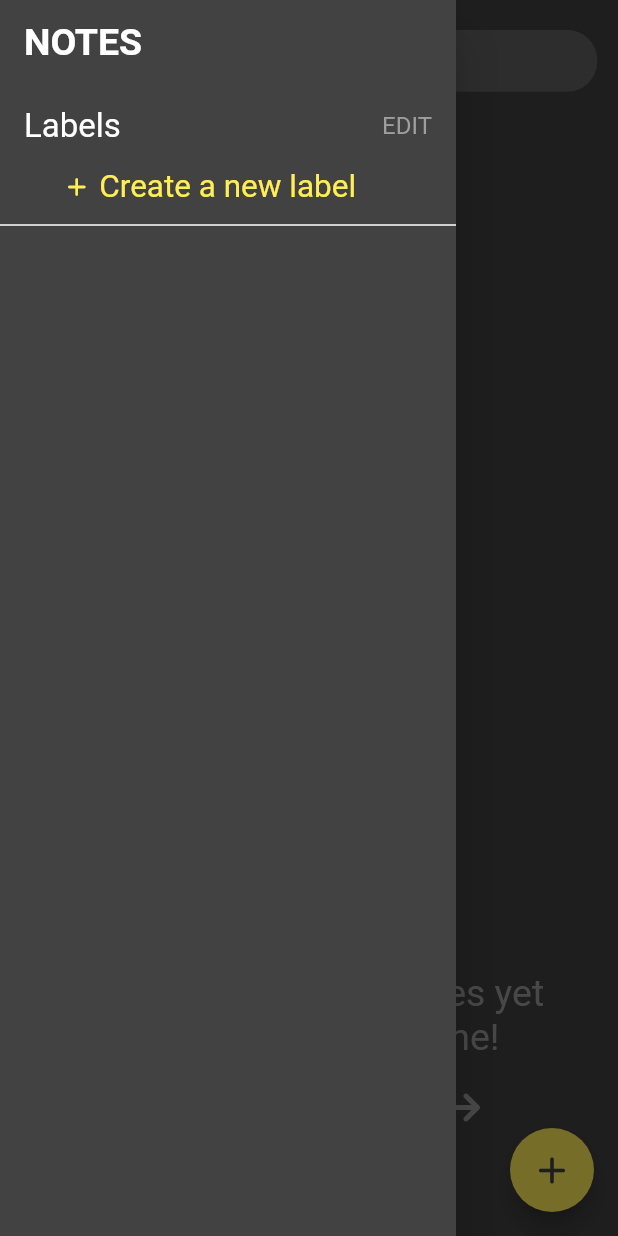
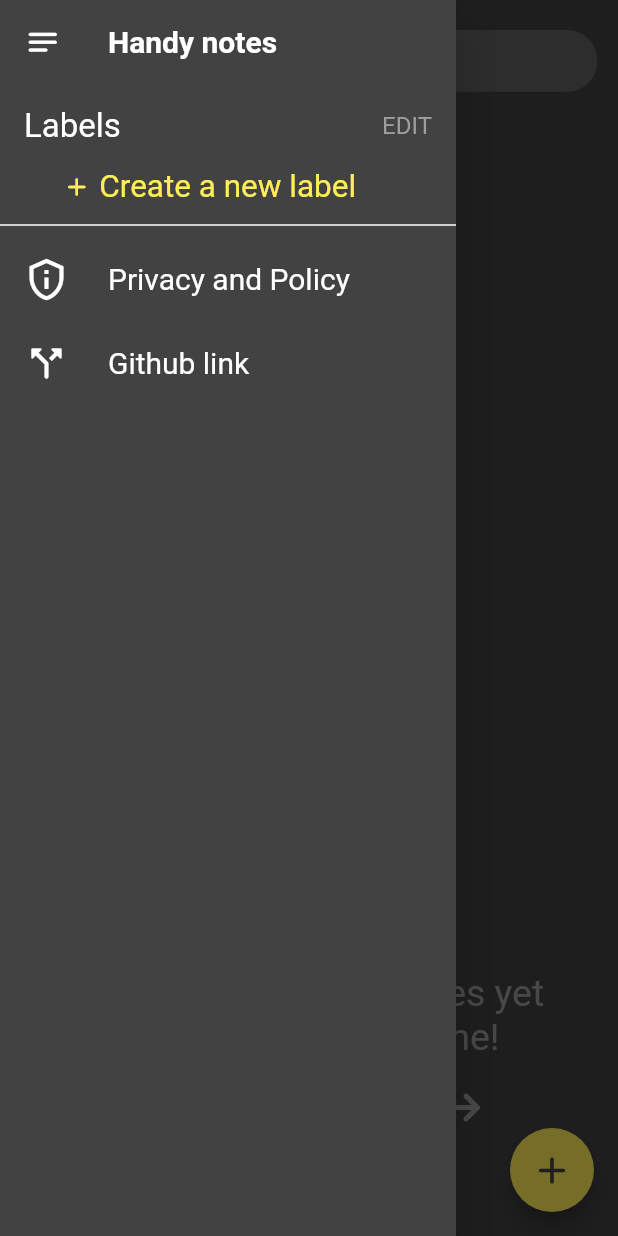
Before and after one commit to ChrisPC-39/notes, a Flutter app: the screen it shows after launch, with the side drawer open, on a phone screen of 412 x 824 dp. Run offline on Flutter 3.47's test engine with Material 2 defaults, Android fonts, the phone set to English and light mode, and no system bars; our stand-ins replace hive, hive_flutter, share; accounts and stored records are empty; generated files the repository leaves out were written again.

Commit message:
Added links in DrawerPage

```diff
--- a/lib/main.dart
+++ b/lib/main.dart
@@ -15,9 +15,6 @@ Future<void> main() async {
   Hive.registerAdapter(LabelAdapter());
 
   await Hive.openBox("label");
-
-  // await Hive.openBox("note");
-  // Hive.box("note").deleteFromDisk();
 
   runApp(MaterialApp(home: MyApp(), debugShowCheckedModeBanner: false));
 }
--- a/lib/screens/drawer_page.dart
+++ b/lib/screens/drawer_page.dart
@@ -1,6 +1,8 @@
+import 'package:flutter/gestures.dart';
 import 'package:flutter/material.dart';
 import 'package:hive/hive.dart';
 import 'package:hive_flutter/hive_flutter.dart';
+import 'package:url_launcher/url_launcher.dart';
 
 import '../style/decoration.dart' as style;
 import '../database/labels.dart';
@@ -13,6 +15,10 @@ class DrawerPage extends StatefulWidget {
 }
 
 class _DrawerPageState extends State<DrawerPage> {
+  static const _privacyPolicyURL = 'https://github.com/ChrisPC-39/Privacy-and-TOS/blob/main/Privacy-Policy.txt';
+  static const _githubURL = "https://github.com/ChrisPC-39/notes";
+  static const _googlePlayURL = "https://play.google.com/store/apps/details?id=com.notes.exo";
+
   @override
   Widget build(BuildContext context) {
     return Theme(
@@ -20,11 +26,13 @@ class _DrawerPageState extends State<DrawerPage> {
       child: Drawer(
         child: ListView(
           children: [
-            _buildTitle("NOTES"),
+            _buildTitle("Handy notes"),
             _buildLabelTitle(Icons.label_rounded, "Labels"),
             _buildLabelListView(),
             _buildAddLabel(),
-            Divider(thickness: 1, color: Colors.white)
+            Divider(thickness: 1, color: Colors.white),
+            _buildListTile(Icons.privacy_tip_outlined, "Privacy and Policy", _privacyPolicyURL),
+            _buildListTile(Icons.call_split_rounded, "Github link", _githubURL)
           ]
         )
       )
@@ -33,14 +41,27 @@ class _DrawerPageState extends State<DrawerPage> {
 
   Widget _buildTitle(String title) {
     return ListTile(
-      title: Text(title, style: style.customStyle(25, fontWeight: "bold"))
+      leading: Icon(Icons.notes_rounded, color: Colors.white, size: 25),
+      title: RichText(
+        text: TextSpan(
+          text: title,
+          style: style.customStyle(20, fontWeight: "bold"),
+          recognizer: TapGestureRecognizer()..onTap = () => launch(_googlePlayURL)
+        )
+      )
     );
   }
 
-  Widget _buildListTile(IconData icon, String text) {
+  Widget _buildListTile(IconData icon, String text, String url) {
     return ListTile(
       leading: Icon(icon, size: 30, color: Colors.white),
-      title: Text(text, style: style.customStyle(20))
+      title: RichText(
+        text: TextSpan(
+          text: text,
+          style: style.customStyle(20),
+          recognizer: TapGestureRecognizer()..onTap = () => launch(url)
+        )
+      )
     );
   }
 
--- a/pubspec.yaml
+++ b/pubspec.yaml
@@ -15,12 +15,18 @@ dependencies:
   path_provider: ^2.0.1
   animations: ^2.0.0
   share: ^2.0.1
+  url_launcher: ^5.7.5
 
 dev_dependencies:
   flutter_test:
     sdk: flutter
   hive_generator: ^1.0.1
   build_runner: ^1.10.11
+  flutter_launcher_icons: ^0.9.0
 
 flutter:
   uses-material-design: true
+
+flutter_icons:
+  android: "launcher_icon"
+  image_path: "assets/icon/icon.png"
```
Also changed, not shown: pubspec.lock.
